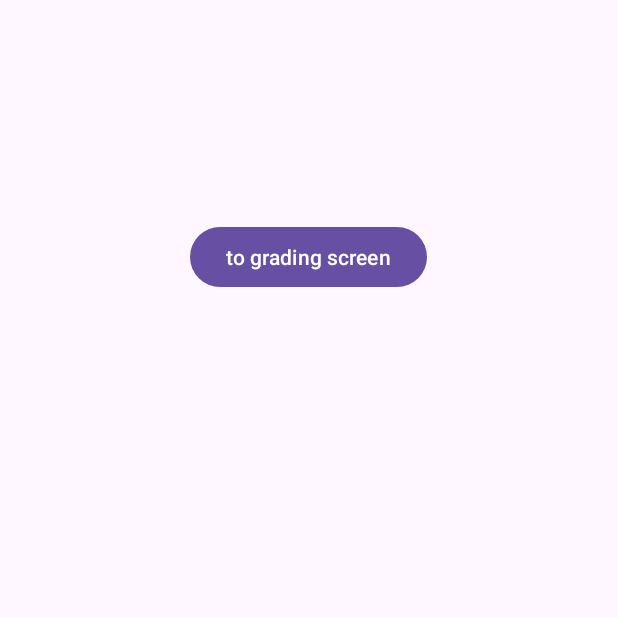
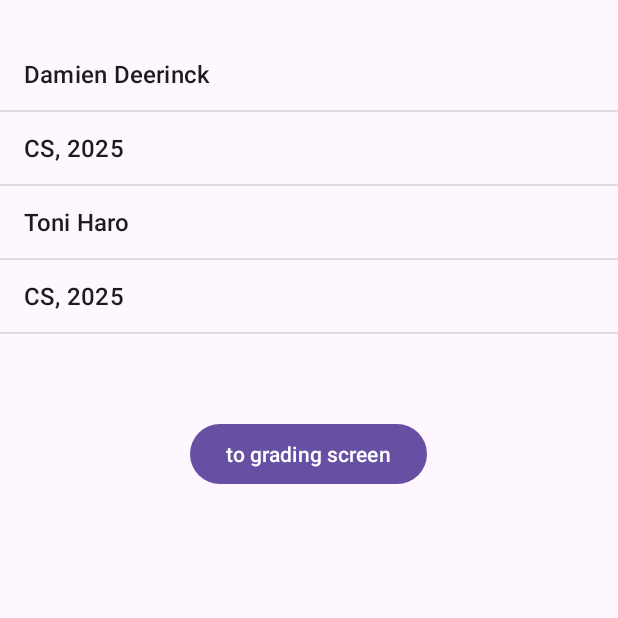
Before and after one commit to DDeerinck/Assignment1_DamienDeerinck_ToniHaro, an Android app: the screen it shows after launch (MainActivity), on a phone screen of 412 x 824 dp, the top half of it. Run offline under Robolectric (Android 15) with nearby library versions, the phone set to English and light mode, and no system bars.

Commit message:
Populated listView with information.

```diff
--- a/app/src/main/res/layout/activity_main.xml
+++ b/app/src/main/res/layout/activity_main.xml
@@ -20,12 +20,13 @@
         android:layout_height="wrap_content"
         android:layout_gravity="center"
         tools:srcCompat="@tools:sample/avatars" />
+
     <ListView
         android:id="@+id/infoList"
         android:layout_width="match_parent"
-        android:layout_height="122dp"
+        android:layout_height="253dp"
         android:layout_marginTop="25dp"
-        />
+        android:entries="@array/devInfo" />
 
     <Button
         android:id="@+id/toGradeScreen"
--- a/app/src/main/res/values/strings.xml
+++ b/app/src/main/res/values/strings.xml
@@ -5,7 +5,9 @@
     <string name="textview">Grade Checker</string>
     <string name="to_grading_screen">to grading screen</string>
     <string-array name="devInfo">
-        <item>CS, 2024</item>
-        <item>CS, 2024</item>
+        <item>Damien Deerinck</item>
+        <item>CS, 2025</item>
+        <item>Toni Haro</item>
+        <item>CS, 2025</item>
     </string-array>
 </resources>
```
